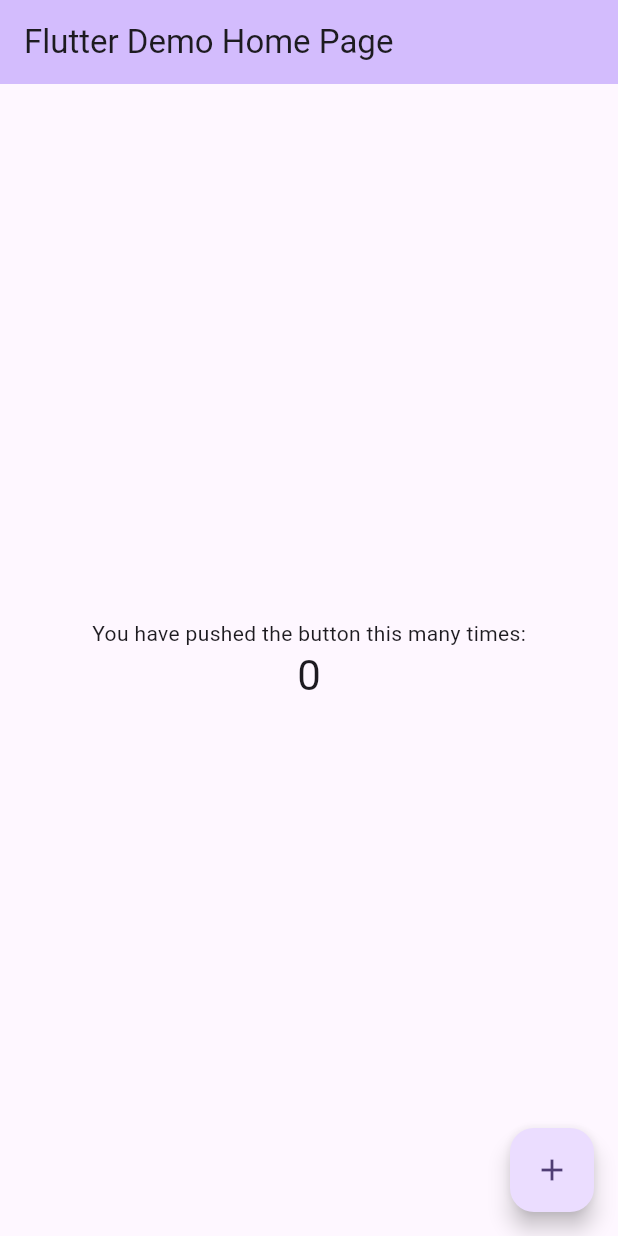
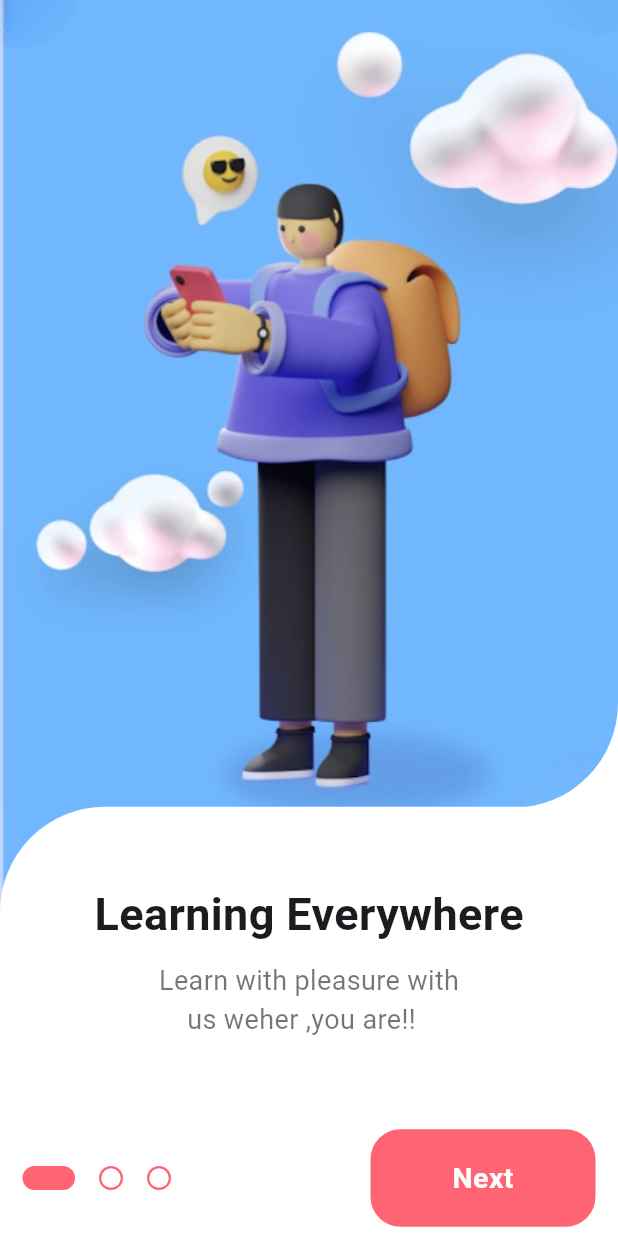
Before and after one commit to Durga-Prasad-jena/education_app, a Flutter app: the screen it shows after launch, on a phone screen of 412 x 824 dp. Run offline on Flutter 3.47's test engine with Material 3 defaults, Android fonts, the phone set to English and light mode, and no system bars.

Commit message:
second Commit

```diff
--- a/lib/main.dart
+++ b/lib/main.dart
@@ -1,3 +1,4 @@
+import 'package:education_app/splash_screen.dart';
 import 'package:flutter/material.dart';
 
 void main() {
@@ -13,113 +14,11 @@ class MyApp extends StatelessWidget {
     return MaterialApp(
       title: 'Flutter Demo',
       theme: ThemeData(
-        // This is the theme of your application.
-        //
-        // TRY THIS: Try running your application with "flutter run". You'll see
-        // the application has a purple toolbar. Then, without quitting the app,
-        // try changing the seedColor in the colorScheme below to Colors.green
-        // and then invoke "hot reload" (save your changes or press the "hot
-        // reload" button in a Flutter-supported IDE, or press "r" if you used
-        // the command line to start the app).
-        //
-        // Notice that the counter didn't reset back to zero; the application
-        // state is not lost during the reload. To reset the state, use hot
-        // restart instead.
-        //
-        // This works for code too, not just values: Most code changes can be
-        // tested with just a hot reload.
         colorScheme: ColorScheme.fromSeed(seedColor: Colors.deepPurple),
         useMaterial3: true,
       ),
-      home: const MyHomePage(title: 'Flutter Demo Home Page'),
+      home: SplashScreen(),
+      debugShowCheckedModeBanner: false,
     );
   }
 }
-
-class MyHomePage extends StatefulWidget {
-  const MyHomePage({super.key, required this.title});
-
-  // This widget is the home page of your application. It is stateful, meaning
-  // that it has a State object (defined below) that contains fields that affect
-  // how it looks.
-
-  // This class is the configuration for the state. It holds the values (in this
-  // case the title) provided by the parent (in this case the App widget) and
-  // used by the build method of the State. Fields in a Widget subclass are
-  // always marked "final".
-
-  final String title;
-
-  @override
-  State<MyHomePage> createState() => _MyHomePageState();
-}
-
-class _MyHomePageState extends State<MyHomePage> {
-  int _counter = 0;
-
-  void _incrementCounter() {
-    setState(() {
-      // This call to setState tells the Flutter framework that something has
-      // changed in this State, which causes it to rerun the build method below
-      // so that the display can reflect the updated values. If we changed
-      // _counter without calling setState(), then the build method would not be
-      // called again, and so nothing would appear to happen.
-      _counter++;
-    });
-  }
-
-  @override
-  Widget build(BuildContext context) {
-    // This method is rerun every time setState is called, for instance as done
-    // by the _incrementCounter method above.
-    //
-    // The Flutter framework has been optimized to make rerunning build methods
-    // fast, so that you can just rebuild anything that needs updating rather
-    // than having to individually change instances of widgets.
-    return Scaffold(
-      appBar: AppBar(
-        // TRY THIS: Try changing the color here to a specific color (to
-        // Colors.amber, perhaps?) and trigger a hot reload to see the AppBar
-        // change color while the other colors stay the same.
-        backgroundColor: Theme.of(context).colorScheme.inversePrimary,
-        // Here we take the value from the MyHomePage object that was created by
-        // the App.build method, and use it to set our appbar title.
-        title: Text(widget.title),
-      ),
-      body: Center(
-        // Center is a layout widget. It takes a single child and positions it
-        // in the middle of the parent.
-        child: Column(
-          // Column is also a layout widget. It takes a list of children and
-          // arranges them vertically. By default, it sizes itself to fit its
-          // children horizontally, and tries to be as tall as its parent.
-          //
-          // Column has various properties to control how it sizes itself and
-          // how it positions its children. Here we use mainAxisAlignment to
-          // center the children vertically; the main axis here is the vertical
-          // axis because Columns are vertical (the cross axis would be
-          // horizontal).
-          //
-          // TRY THIS: Invoke "debug painting" (choose the "Toggle Debug Paint"
-          // action in the IDE, or press "p" in the console), to see the
-          // wireframe for each widget.
-          mainAxisAlignment: MainAxisAlignment.center,
-          children: <Widget>[
-            const Text(
-              'You have pushed the button this many times:',
-            ),
-            Text(
-              '$_counter',
-              style: Theme.of(context).textTheme.headlineMedium,
-            ),
-          ],
-        ),
-      ),
-      floatingActionButton: FloatingActionButton(
-        onPressed: _incrementCounter,
-        tooltip: 'Increment',
-        child: const Icon(Icons.add),
-      ), // This trailing comma makes auto-formatting nicer for build methods.
-    );
-  }
-}
--- /dev/null
+++ b/lib/splash_screen.dart
@@ -0,0 +1,175 @@
+import 'package:education_app/home_screen.dart';
+import 'package:education_app/utils/colors.dart';
+import 'package:flutter/material.dart';
+
+class SplashScreen extends StatefulWidget {
+  const SplashScreen({super.key});
+
+  @override
+  State<SplashScreen> createState() => _SplashScreenState();
+}
+
+class _SplashScreenState extends State<SplashScreen> {
+  int currentIndex = 0;
+  @override
+  Widget build(BuildContext context) {
+    return Scaffold(
+      body: SizedBox(
+        height: MediaQuery.of(context).size.height,
+        width: MediaQuery.of(context).size.width,
+        child: Stack(
+          children: [
+            Stack(
+              children: [
+                Container(
+                  height: MediaQuery.of(context).size.height / 1.53,
+                  width: MediaQuery.of(context).size.width,
+                  color: Colors.white,
+                ),
+                Container(
+                  height: MediaQuery.of(context).size.height / 1.53,
+                  width: MediaQuery.of(context).size.width,
+                  decoration: const BoxDecoration(
+                      // For image
+                      image: DecorationImage(
+                          image: AssetImage("Images/image.png"),
+                          fit: BoxFit.cover),
+                      borderRadius:
+                          BorderRadius.only(bottomRight: Radius.circular(70))),
+                ),
+              ],
+            ),
+            Align(
+              alignment: Alignment.bottomCenter,
+              child: Container(
+                height: MediaQuery.of(context).size.height / 2.88,
+                width: MediaQuery.of(context).size.width,
+                decoration: const BoxDecoration(
+                  image: DecorationImage(
+                      image: AssetImage("Images/image.png"), fit: BoxFit.cover),
+                ),
+              ),
+            ),
+            Align(
+              alignment: Alignment.bottomCenter,
+              child: Container(
+                height: MediaQuery.of(context).size.height / 2.88,
+                width: MediaQuery.of(context).size.width,
+                decoration: const BoxDecoration(
+                    color: Colors.white,
+                    borderRadius:
+                        BorderRadius.only(topLeft: Radius.circular(70))),
+                child: Padding(
+                  padding: const EdgeInsets.only(top: 50),
+                  child: Column(
+                    children: [
+                      const Text(
+                        "Learning Everywhere",
+                        style: TextStyle(
+                            fontWeight: FontWeight.bold, fontSize: 30),
+                      ),
+                      const SizedBox(
+                        height: 10,
+                      ),
+                      const Text(
+                        "Learn with pleasure with\n    us weher ,you are!!",
+                        style: TextStyle(color: Colors.black54, fontSize: 18),
+                      ),
+                      Padding(
+                        padding:
+                            const EdgeInsets.only(left: 15, right: 15, top: 60),
+                        child: Row(
+                          children: [
+                            Container(
+                              height: 16,
+                              width: currentIndex == 0 ? 35 : 16,
+                              decoration: BoxDecoration(
+                                borderRadius: BorderRadius.circular(200),
+                                color: currentIndex == 0
+                                    ? primaryColor
+                                    : Colors.white,
+                                border: Border.all(
+                                  width: 1.5,
+                                  color: primaryColor,
+                                ),
+                              ),
+                            ),
+                            const SizedBox(
+                              width: 16,
+                            ),
+                            Container(
+                              height: 16,
+                              width: currentIndex == 1 ? 35 : 16,
+                              decoration: BoxDecoration(
+                                borderRadius: BorderRadius.circular(200),
+                                color: currentIndex == 1
+                                    ? primaryColor
+                                    : Colors.white,
+                                border: Border.all(
+                                  width: 1.5,
+                                  color: primaryColor,
+                                ),
+                              ),
+                            ),
+                            const SizedBox(
+                              width: 16,
+                            ),
+                            Container(
+                              height: 16,
+                              width: currentIndex == 2 ? 35 : 16,
+                              decoration: BoxDecoration(
+                                borderRadius: BorderRadius.circular(200),
+                                color: currentIndex == 2
+                                    ? primaryColor
+                                    : Colors.white,
+                                border: Border.all(
+                                  width: 1.5,
+                                  color: primaryColor,
+                                ),
+                              ),
+                            ),
+                            const Spacer(),
+                            GestureDetector(
+                              onTap: () {
+                                setState(() {
+                                  currentIndex = currentIndex + 1;
+                                });
+
+                                if (currentIndex > 2) {
+                                  Navigator.push(
+                                      context,
+                                      MaterialPageRoute(
+                                          builder: (context) => HomeScreen()));
+                                }
+                              },
+                              child: Container(
+                                height: 65,
+                                width: 150,
+                                decoration: BoxDecoration(
+                                    borderRadius: BorderRadius.circular(20),
+                                    color: primaryColor),
+                                child: Center(
+                                  child: Text(
+                                    currentIndex < 2 ? "Next" : "Get Started",
+                                    style: TextStyle(
+                                        fontWeight: FontWeight.bold,
+                                        fontSize: 19,
+                                        color: Colors.white),
+                                  ),
+                                ),
+                              ),
+                            )
+                          ],
+                        ),
+                      )
+                    ],
+                  ),
+                ),
+              ),
+            )
+          ],
+        ),
+      ),
+    );
+  }
+}
--- /dev/null
+++ b/lib/utils/colors.dart
@@ -0,0 +1,4 @@
+import 'package:flutter/material.dart';
+
+Color primaryColor = const Color(0xFFFF6474);
+// For primary color
--- a/pubspec.yaml
+++ b/pubspec.yaml
@@ -59,8 +59,8 @@ flutter:
   uses-material-design: true
 
   # To add assets to your application, add an assets section, like this:
-  # assets:
-  #   - images/a_dot_burr.jpeg
+  assets:
+    - Images/
   #   - images/a_dot_ham.jpeg
 
   # An image asset can refer to one or more resolution-specific "variants", see
```
Also changed, not shown: lib/home_screen.dart (added, +256 -0 lines), Images/filter.png (added), Images/graphic design.png (added), Images/hand.png (added), Images/image.png (added), Images/menu1.png (added), Images/profile.png (added), Images/programming.png (added), Images/search1.png (added), Images/uidesign.png (added).
